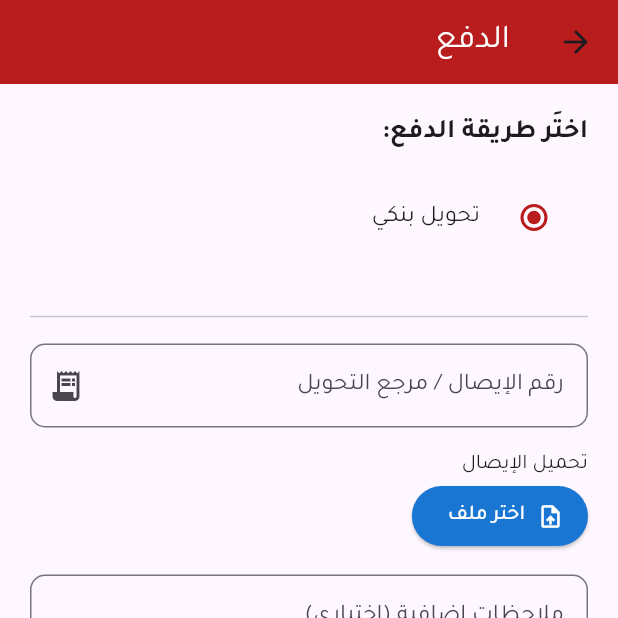
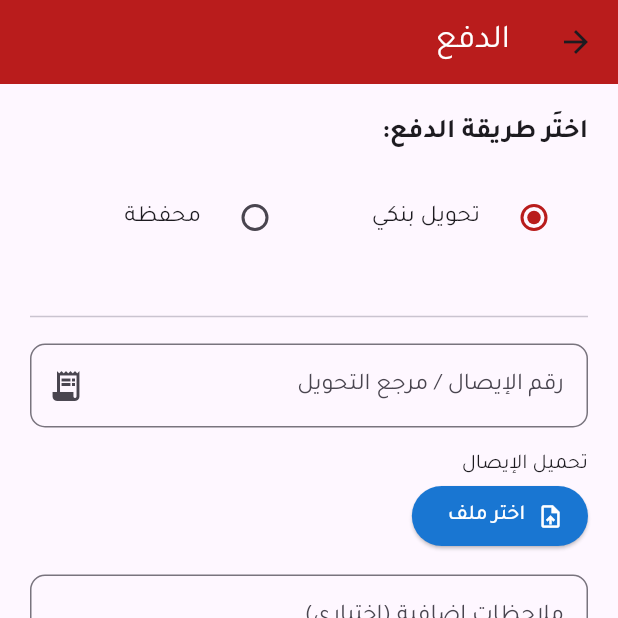
Before and after one commit to Osama-JS/app_safedest_customer, a Flutter app: the PaymentScreen screen opened directly with empty values, on a phone screen of 412 x 824 dp, the top half of it. Run offline on Flutter 3.47's test engine with Material 3 defaults, Android fonts, the phone set to English and light mode, and no system bars; our stand-ins replace cached_network_image, file_picker, firebase_core, firebase_messaging, flutter_dotenv, flutter_spinkit and 7 more; missing offline and left inert: gif_view, mapbox_maps_flutter; accounts and stored records are empty.

Commit message:
saeed
saeed

```diff
--- a/lib/Views/TaskViews/PaymentInputScreen.dart
+++ b/lib/Views/TaskViews/PaymentInputScreen.dart
@@ -136,16 +136,16 @@ class PaymentScreen extends StatelessWidget {
                       activeColor: MyColors.primaryColor,
                     ),
                   ),
-                  //TODO OSAMA HERE IS WALLET
-                  // Expanded(
-                  //   child: RadioListTile<String>(
-                  //     title: const Text('محفظة'),
-                  //     value: 'wallet',
-                  //     groupValue: controller.paymentMethod.value,
-                  //     onChanged: (val) => controller.setPaymentMethod(val!),
-                  //     activeColor: Colors.green,
-                  //   ),
-                  // ),
+
+                  Expanded(
+                    child: RadioListTile<String>(
+                      title: const Text('محفظة'),
+                      value: 'wallet',
+                      groupValue: controller.paymentMethod.value,
+                      onChanged: (val) => controller.setPaymentMethod(val!),
+                      activeColor: Colors.green,
+                    ),
+                  ),
                 ],
               )),
 
--- a/lib/Views/TaskViews/TasksAdDetailsPage.dart
+++ b/lib/Views/TaskViews/TasksAdDetailsPage.dart
@@ -46,7 +46,6 @@ class _TasksAdDetailsPageState extends State<TasksAdDetailsPage> {
 
   @override
   void initState() {
-    // TODO: implement initState
     super.initState();
     loadInitialData();
   }
```
Also changed, not shown: lib/Views/TaskViews/TaskDetailsPage.dart (+13 -13 lines).
